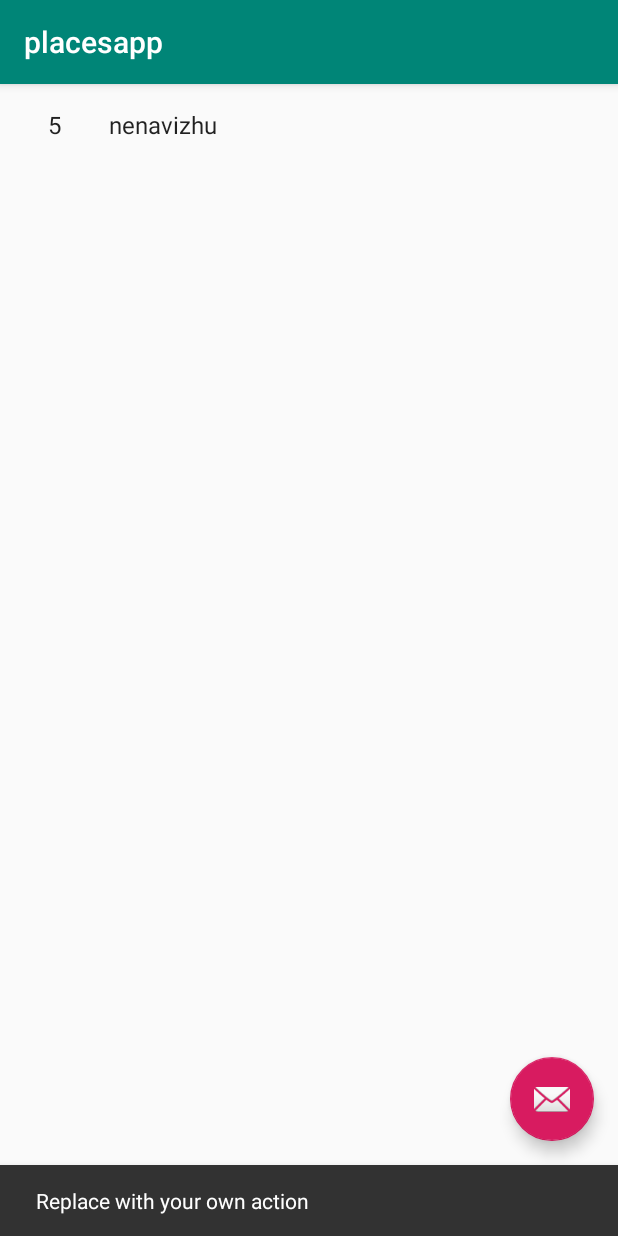
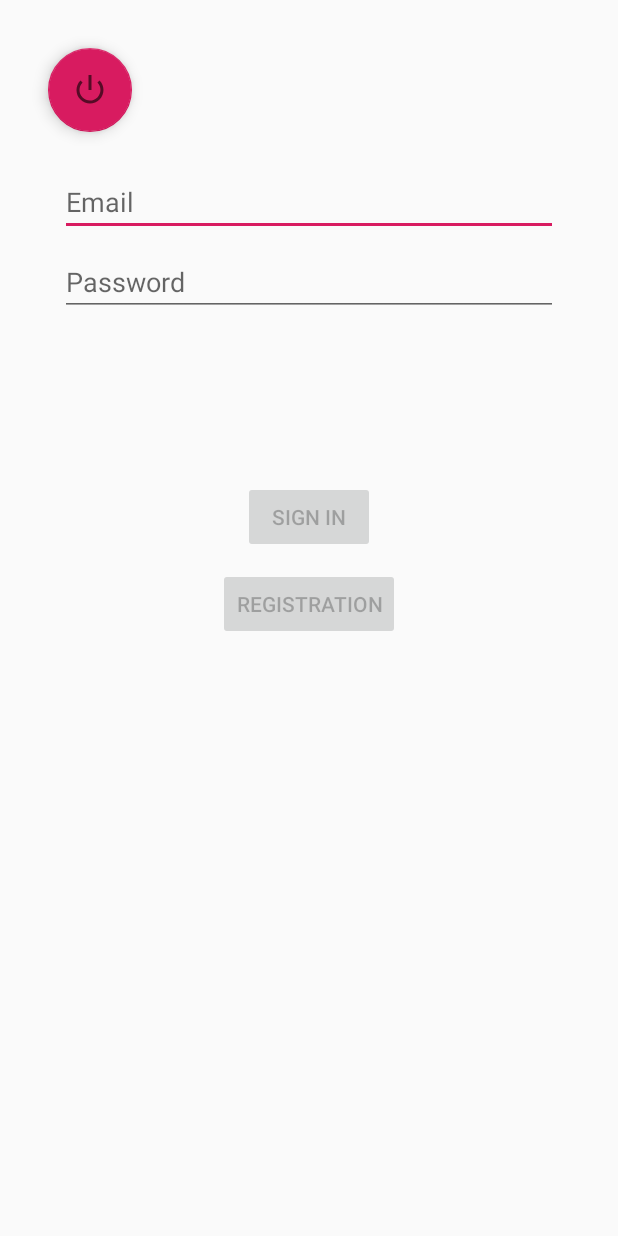
Before and after one commit to Anblak/placesapp, an Android app: the screen it shows after launch (ItemListActivity before the commit, LoginActivity after it), after a tap on an icon or button, on a phone screen of 412 x 824 dp. Run offline under Robolectric (Android 15) with nearby library versions, the phone set to English and light mode, and no system bars.

```diff
--- a/app/build.gradle
+++ b/app/build.gradle
@@ -21,6 +21,7 @@ android {
 dependencies {
     implementation fileTree(dir: 'libs', include: ['*.jar'])
     implementation 'com.android.support:appcompat-v7:28.0.0'
+    implementation 'com.android.support.constraint:constraint-layout:1.1.3'
     implementation 'com.android.support:support-v4:28.0.0'
     implementation 'com.android.support:recyclerview-v7:28.0.0'
     implementation 'com.android.support:design:28.0.0'
@@ -31,4 +32,5 @@ dependencies {
     testImplementation 'junit:junit:4.12'
     androidTestImplementation 'com.android.support.test:runner:1.0.2'
     androidTestImplementation 'com.android.support.test.espresso:espresso-core:3.0.2'
+    implementation 'android.arch.lifecycle:extensions:1.1.1'
 }
--- a/app/src/main/java/com/anblak/placesapp/ItemListActivity.java
+++ b/app/src/main/java/com/anblak/placesapp/ItemListActivity.java
@@ -16,6 +16,7 @@ import android.view.View;
 import android.view.ViewGroup;
 import android.widget.TextView;
 
+import com.anblak.placesapp.login.LoginActivity;
 import com.anblak.placesapp.models.Place;
 import com.anblak.placesapp.utils.Constants;
 import com.fasterxml.jackson.databind.ObjectMapper;
@@ -60,8 +61,10 @@ public class ItemListActivity extends AppCompatActivity {
         fab.setOnClickListener(new View.OnClickListener() {
             @Override
             public void onClick(View view) {
-                Snackbar.make(view, "Replace with your own action", Snackbar.LENGTH_LONG)
-                        .setAction("Action", null).show();
+                Intent intent = new Intent(ItemListActivity.this, LoginActivity.class);
+                startActivity(intent);
+//                Snackbar.make(view, "Replace with your own action", Snackbar.LENGTH_LONG)
+//                        .setAction("Action", null).show();
             }
         });
 
--- /dev/null
+++ b/app/src/main/java/com/anblak/placesapp/data/LoginRepository.java
@@ -0,0 +1,54 @@
+package com.anblak.placesapp.data;
+
+import com.anblak.placesapp.data.model.LoggedInUser;
+
+/**
+ * Class that requests authentication and user information from the remote data source and
+ * maintains an in-memory cache of login status and user credentials information.
+ */
+public class LoginRepository {
+
+    private static volatile LoginRepository instance;
+
+    private LoginDataSource dataSource;
+
+    // If user credentials will be cached in local storage, it is recommended it be encrypted
+    // @see https://developer.android.com/training/articles/keystore
+    private LoggedInUser user = null;
+
+    // private constructor : singleton access
+    private LoginRepository(LoginDataSource dataSource) {
+        this.dataSource = dataSource;
+    }
+
+    public static LoginRepository getInstance(LoginDataSource dataSource) {
+        if (instance == null) {
+            instance = new LoginRepository(dataSource);
+        }
+        return instance;
+    }
+
+    public boolean isLoggedIn() {
+        return user != null;
+    }
+
+    public void logout() {
+        user = null;
+        dataSource.logout();
+    }
+
+    private void setLoggedInUser(LoggedInUser user) {
+        this.user = user;
+        // If user credentials will be cached in local storage, it is recommended it be encrypted
+        // @see https://developer.android.com/training/articles/keystore
+    }
+
+    public Result<LoggedInUser> login(String username, String password) {
+        // handle login
+        Result<LoggedInUser> result = dataSource.login(username, password);
+        if (result instanceof Result.Success) {
+            setLoggedInUser(((Result.Success<LoggedInUser>) result).getData());
+        }
+        return result;
+    }
+}
--- /dev/null
+++ b/app/src/main/java/com/anblak/placesapp/login/LoginActivity.java
@@ -0,0 +1,168 @@
+package com.anblak.placesapp.login;
+
+import android.app.Activity;
+import android.arch.lifecycle.Observer;
+import android.arch.lifecycle.ViewModelProviders;
+import android.os.Bundle;
+import android.support.annotation.Nullable;
+import android.support.annotation.StringRes;
+import android.support.design.widget.FloatingActionButton;
+import android.support.v7.app.AppCompatActivity;
+import android.text.Editable;
+import android.text.TextWatcher;
+import android.util.Log;
+import android.view.KeyEvent;
+import android.view.View;
+import android.view.inputmethod.EditorInfo;
+import android.widget.Button;
+import android.widget.EditText;
+import android.widget.ProgressBar;
+import android.widget.TextView;
+import android.widget.Toast;
+
+import com.anblak.placesapp.R;
+import com.anblak.placesapp.utils.Constants;
+
+import java.io.IOException;
+
+import okhttp3.FormBody;
+import okhttp3.OkHttpClient;
+import okhttp3.Request;
+import okhttp3.RequestBody;
+import okhttp3.Response;
+
+public class LoginActivity extends AppCompatActivity {
+
+    private LoginViewModel loginViewModel;
+    private static final OkHttpClient okHttpClient = new OkHttpClient();
+    private static final String TAG = "Login";
+    @Override
+    public void onCreate(Bundle savedInstanceState) {
+        super.onCreate(savedInstanceState);
+        setContentView(R.layout.activity_login);
+        loginViewModel = ViewModelProviders.of(this, new LoginViewModelFactory())
+                .get(LoginViewModel.class);
+
+        final EditText usernameEditText = findViewById(R.id.username);
+        final EditText passwordEditText = findViewById(R.id.password);
+        final Button loginButton = findViewById(R.id.login);
+        final Button registrationButton = findViewById(R.id.registration);
+        final ProgressBar loadingProgressBar = findViewById(R.id.loading);
+        FloatingActionButton fab = (FloatingActionButton) findViewById(R.id.fab);
+        fab.setOnClickListener(new View.OnClickListener() {
+            @Override
+            public void onClick(View view) {
+                finish();
+            }
+        });
+        loginViewModel.getLoginFormState().observe(this, new Observer<LoginFormState>() {
+            @Override
+            public void onChanged(@Nullable LoginFormState loginFormState) {
+                if (loginFormState == null) {
+                    return;
+                }
+                loginButton.setEnabled(loginFormState.isDataValid());
+                registrationButton.setEnabled(loginFormState.isDataValid());
+                if (loginFormState.getUsernameError() != null) {
+                    usernameEditText.setError(getString(loginFormState.getUsernameError()));
+                }
+                if (loginFormState.getPasswordError() != null) {
+                    passwordEditText.setError(getString(loginFormState.getPasswordError()));
+                }
+            }
+        });
+
+        loginViewModel.getLoginResult().observe(this, new Observer<LoginResult>() {
+            @Override
+            public void onChanged(@Nullable LoginResult loginResult) {
+                if (loginResult == null) {
+                    return;
+                }
+                loadingProgressBar.setVisibility(View.GONE);
+                if (loginResult.getError() != null) {
+                    showLoginFailed(loginResult.getError());
+                }
+                if (loginResult.getSuccess() != null) {
+                    updateUiWithUser(loginResult.getSuccess());
+                }
+                setResult(Activity.RESULT_OK);
+
+                //Complete and destroy login activity once successful
+                finish();
+            }
+        });
+
+        TextWatcher afterTextChangedListener = new TextWatcher() {
+            @Override
+            public void beforeTextChanged(CharSequence s, int start, int count, int after) {
+                // ignore
+            }
+
+            @Override
+            public void onTextChanged(CharSequence s, int start, int before, int count) {
+                // ignore
+            }
+
+            @Override
+            public void afterTextChanged(Editable s) {
+                loginViewModel.loginDataChanged(usernameEditText.getText().toString(),
+                        passwordEditText.getText().toString());
+            }
+        };
+        usernameEditText.addTextChangedListener(afterTextChangedListener);
+        passwordEditText.addTextChangedListener(afterTextChangedListener);
+        passwordEditText.setOnEditorActionListener(new TextView.OnEditorActionListener() {
+
+            @Override
+            public boolean onEditorAction(TextView v, int actionId, KeyEvent event) {
+                if (actionId == EditorInfo.IME_ACTION_DONE) {
+                    loginViewModel.login(usernameEditText.getText().toString(),
+                            passwordEditText.getText().toString());
+                }
+                return false;
+            }
+        });
+
+        loginButton.setOnClickListener(new View.OnClickListener() {
+            @Override
+            public void onClick(View v) {
+                loadingProgressBar.setVisibility(View.VISIBLE);
+                loginViewModel.login(usernameEditText.getText().toString(),
+                        passwordEditText.getText().toString());
+            }
+        });
+
+        registrationButton.setOnClickListener(new View.OnClickListener() {
+            @Override
+            public void onClick(View v) {
+                loadingProgressBar.setVisibility(View.VISIBLE);
+                RequestBody formBody = new FormBody.Builder()
+                        .add("login", usernameEditText.getText().toString())
+                        .add("password", passwordEditText.getText().toString())
+                        .build();
+                Request request = new Request.Builder()
+                        .url(Constants.SERVER_URL + "/users")
+                        .post(formBody)
+                        .build();
+
+                try {
+                   Response response = okHttpClient.newCall(request).execute();
+                    Log.v(TAG, response.body().string());
+                } catch (IOException e) {
+                    Log.v(TAG, e.getMessage());
+                }
+
+            }
+        });
+    }
+
+    private void updateUiWithUser(LoggedInUserView model) {
+        String welcome = getString(R.string.welcome) + model.getDisplayName();
+        // TODO : initiate successful logged in experience
+        Toast.makeText(getApplicationContext(), welcome, Toast.LENGTH_LONG).show();
+    }
+
+    private void showLoginFailed(@StringRes Integer errorString) {
+        Toast.makeText(getApplicationContext(), errorString, Toast.LENGTH_SHORT).show();
+    }
+}
--- /dev/null
+++ b/app/src/main/java/com/anblak/placesapp/login/LoginViewModel.java
@@ -0,0 +1,70 @@
+package com.anblak.placesapp.login;
+
+import android.arch.lifecycle.LiveData;
+import android.arch.lifecycle.MutableLiveData;
+import android.arch.lifecycle.ViewModel;
+import android.util.Patterns;
+
+import com.anblak.placesapp.R;
+import com.anblak.placesapp.data.LoginRepository;
+import com.anblak.placesapp.data.Result;
+import com.anblak.placesapp.data.model.LoggedInUser;
+
+
+public class LoginViewModel extends ViewModel {
+
+    private MutableLiveData<LoginFormState> loginFormState = new MutableLiveData<>();
+    private MutableLiveData<LoginResult> loginResult = new MutableLiveData<>();
+    private LoginRepository loginRepository;
+
+    LoginViewModel(LoginRepository loginRepository) {
+        this.loginRepository = loginRepository;
+    }
+
+    LiveData<LoginFormState> getLoginFormState() {
+        return loginFormState;
+    }
+
+    LiveData<LoginResult> getLoginResult() {
+        return loginResult;
+    }
+
+    public void login(String username, String password) {
+        // can be launched in a separate asynchronous job
+        Result<LoggedInUser> result = loginRepository.login(username, password);
+
+        if (result instanceof Result.Success) {
+            LoggedInUser data = ((Result.Success<LoggedInUser>) result).getData();
+            loginResult.setValue(new LoginResult(new LoggedInUserView(data.getLogin())));
+        } else {
+            loginResult.setValue(new LoginResult(R.string.login_failed));
+        }
+    }
+
+    public void loginDataChanged(String username, String password) {
+        if (!isUserNameValid(username)) {
+            loginFormState.setValue(new LoginFormState(R.string.invalid_username, null));
+        } else if (!isPasswordValid(password)) {
+            loginFormState.setValue(new LoginFormState(null, R.string.invalid_password));
+        } else {
+            loginFormState.setValue(new LoginFormState(true));
+        }
+    }
+
+    // A placeholder username validation check
+    private boolean isUserNameValid(String username) {
+        if (username == null) {
+            return false;
+        }
+        if (username.contains("@")) {
+            return Patterns.EMAIL_ADDRESS.matcher(username).matches();
+        } else {
+            return !username.trim().isEmpty();
+        }
+    }
+
+    // A placeholder password validation check
+    private boolean isPasswordValid(String password) {
+        return password != null && password.trim().length() > 5;
+    }
+}
--- /dev/null
+++ b/app/src/main/java/com/anblak/placesapp/login/LoginViewModelFactory.java
@@ -0,0 +1,27 @@
+package com.anblak.placesapp.login;
+
+import android.arch.lifecycle.ViewModel;
+import android.arch.lifecycle.ViewModelProvider;
+import android.support.annotation.NonNull;
+
+import com.anblak.placesapp.data.LoginDataSource;
+import com.anblak.placesapp.data.LoginRepository;
+
+
+/**
+ * ViewModel provider factory to instantiate LoginViewModel.
+ * Required given LoginViewModel has a non-empty constructor
+ */
+public class LoginViewModelFactory implements ViewModelProvider.Factory {
+
+    @NonNull
+    @Override
+    @SuppressWarnings("unchecked")
+    public <T extends ViewModel> T create(@NonNull Class<T> modelClass) {
+        if (modelClass.isAssignableFrom(LoginViewModel.class)) {
+            return (T) new LoginViewModel(LoginRepository.getInstance(new LoginDataSource()));
+        } else {
+            throw new IllegalArgumentException("Unknown ViewModel class");
+        }
+    }
+}
--- a/app/src/main/res/layout/activity_item_detail.xml
+++ b/app/src/main/res/layout/activity_item_detail.xml
@@ -39,7 +39,8 @@
         android:id="@+id/item_detail_container"
         android:layout_width="match_parent"
         android:layout_height="match_parent"
-        app:layout_behavior="@string/appbar_scrolling_view_behavior" />
+        app:layout_behavior="@string/appbar_scrolling_view_behavior"
+        tools:visibility="visible" />
 
     <android.support.design.widget.FloatingActionButton
         android:id="@+id/fab"
--- a/app/src/main/res/layout/activity_item_list.xml
+++ b/app/src/main/res/layout/activity_item_list.xml
@@ -36,7 +36,7 @@
         android:layout_height="wrap_content"
         android:layout_gravity="bottom|end"
         android:layout_margin="@dimen/fab_margin"
-        app:srcCompat="@android:drawable/ic_dialog_email" />
+        app:srcCompat="@android:drawable/ic_lock_power_off" />
 
 
 </android.support.design.widget.CoordinatorLayout>
--- /dev/null
+++ b/app/src/main/res/layout/activity_login.xml
@@ -0,0 +1,109 @@
+<?xml version="1.0" encoding="utf-8"?>
+<android.support.constraint.ConstraintLayout xmlns:android="http://schemas.android.com/apk/res/android"
+    xmlns:app="http://schemas.android.com/apk/res-auto"
+    xmlns:tools="http://schemas.android.com/tools"
+    android:id="@+id/container"
+    android:layout_width="match_parent"
+    android:layout_height="match_parent"
+    android:paddingLeft="@dimen/activity_horizontal_margin"
+    android:paddingTop="@dimen/activity_vertical_margin"
+    android:paddingRight="@dimen/activity_horizontal_margin"
+    android:paddingBottom="@dimen/activity_vertical_margin"
+    tools:context=".login.LoginActivity">
+
+    <EditText
+        android:id="@+id/username"
+        android:layout_width="0dp"
+        android:layout_height="wrap_content"
+        android:layout_marginStart="24dp"
+        android:layout_marginTop="96dp"
+        android:layout_marginEnd="24dp"
+        android:autofillHints="@string/prompt_email"
+        android:hint="@string/prompt_email"
+        android:inputType="textEmailAddress"
+        android:selectAllOnFocus="true"
+        app:layout_constraintEnd_toEndOf="parent"
+        app:layout_constraintStart_toStartOf="parent"
+        app:layout_constraintTop_toTopOf="parent" />
+
+    <EditText
+        android:id="@+id/password"
+        android:layout_width="0dp"
+        android:layout_height="wrap_content"
+        android:layout_marginStart="24dp"
+        android:layout_marginTop="8dp"
+        android:layout_marginEnd="24dp"
+        android:autofillHints="@string/prompt_password"
+        android:hint="@string/prompt_password"
+        android:imeActionLabel="@string/action_sign_in_short"
+        android:imeOptions="actionDone"
+        android:inputType="textPassword"
+        android:selectAllOnFocus="true"
+        app:layout_constraintEnd_toEndOf="parent"
+        app:layout_constraintStart_toStartOf="parent"
+        app:layout_constraintTop_toBottomOf="@+id/username" />
+
+    <Button
+        android:id="@+id/login"
+        android:layout_width="wrap_content"
+        android:layout_height="wrap_content"
+        android:layout_gravity="start"
+        android:layout_marginStart="48dp"
+        android:layout_marginTop="16dp"
+        android:layout_marginEnd="48dp"
+        android:layout_marginBottom="64dp"
+        android:enabled="false"
+        android:text="@string/action_sign_in"
+        app:layout_constraintBottom_toBottomOf="parent"
+        app:layout_constraintEnd_toEndOf="parent"
+        app:layout_constraintStart_toStartOf="parent"
+        app:layout_constraintTop_toBottomOf="@+id/password"
+        app:layout_constraintVertical_bias="0.2" />
+
+    <ProgressBar
+        android:id="@+id/loading"
+        android:layout_width="wrap_content"
+        android:layout_height="wrap_content"
+        android:layout_gravity="center"
+        android:layout_marginStart="32dp"
+        android:layout_marginTop="64dp"
+        android:layout_marginEnd="32dp"
+        android:layout_marginBottom="64dp"
+        android:visibility="gone"
+        app:layout_constraintBottom_toBottomOf="parent"
+        app:layout_constraintEnd_toEndOf="@+id/password"
+        app:layout_constraintStart_toStartOf="@+id/password"
+        app:layout_constraintTop_toTopOf="parent"
+        app:layout_constraintVertical_bias="0.3" />
+
+    <android.support.design.widget.FloatingActionButton
+        android:id="@+id/fab"
+        android:layout_width="wrap_content"
+        android:layout_height="wrap_content"
+        android:layout_gravity="bottom|end"
+        android:layout_margin="@dimen/fab_margin"
+        android:layout_marginStart="16dp"
+        android:layout_marginEnd="8dp"
+        app:layout_constraintEnd_toEndOf="parent"
+        app:layout_constraintHorizontal_bias="0.0"
+        app:layout_constraintStart_toStartOf="parent"
+        app:layout_constraintTop_toTopOf="parent"
+        app:srcCompat="@android:drawable/ic_lock_power_off" />
+
+    <Button
+        android:id="@+id/registration"
+        android:layout_width="wrap_content"
+        android:layout_height="wrap_content"
+        android:layout_marginStart="8dp"
+        android:layout_marginTop="8dp"
+        android:layout_marginEnd="8dp"
+        android:layout_marginBottom="8dp"
+        android:enabled="false"
+        android:text="@string/action_register_short"
+        app:layout_constraintBottom_toBottomOf="parent"
+        app:layout_constraintEnd_toEndOf="parent"
+        app:layout_constraintStart_toStartOf="parent"
+        app:layout_constraintTop_toBottomOf="@+id/login"
+        app:layout_constraintVertical_bias="0.006" />
+
+</android.support.constraint.ConstraintLayout>
--- a/app/src/main/res/values/dimens.xml
+++ b/app/src/main/res/values/dimens.xml
@@ -4,4 +4,6 @@
     <dimen name="app_bar_height">200dp</dimen>
     <dimen name="item_width">200dp</dimen>
     <dimen name="text_margin">16dp</dimen>
+    <dimen name="activity_horizontal_margin">16dp</dimen>
+    <dimen name="activity_vertical_margin">16dp</dimen>
 </resources>
--- a/app/src/main/res/values/strings.xml
+++ b/app/src/main/res/values/strings.xml
@@ -1,4 +1,15 @@
 <resources>
-    <string name="app_name">placesapp</string>
+    <string name="app_name">Places App</string>
     <string name="title_item_detail">Item Detail</string>
+    <string name="login_detail">login_detail</string>
+    <string name="textView">TextView</string>
+    <string name="prompt_email">Email</string>
+    <string name="prompt_password">Password</string>
+    <string name="action_sign_in">Sign in</string>
+    <string name="action_sign_in_short">Sign in</string>
+    <string name="action_register_short">Registration</string>
+    <string name="welcome">"Welcome !"</string>
+    <string name="invalid_username">Not a valid username</string>
+    <string name="invalid_password">Password must be >5 characters</string>
+    <string name="login_failed">"Login failed"</string>
 </resources>
```
Also changed, not shown: app/src/main/AndroidManifest.xml (+9 -0 lines), app/src/main/java/com/anblak/placesapp/ItemDetailActivity.java (+1 -16 lines), app/src/main/java/com/anblak/placesapp/data/LoginDataSource.java (added, +51 -0 lines), app/src/main/java/com/anblak/placesapp/data/Result.java (added, +48 -0 lines), app/src/main/java/com/anblak/placesapp/data/model/LoggedInUser.java (added, +48 -0 lines), app/src/main/java/com/anblak/placesapp/login/LoggedInUserView.java (added, +17 -0 lines), app/src/main/java/com/anblak/placesapp/login/LoginFormState.java (added, +40 -0 lines), app/src/main/java/com/anblak/placesapp/login/LoginResult.java (added, +31 -0 lines).
